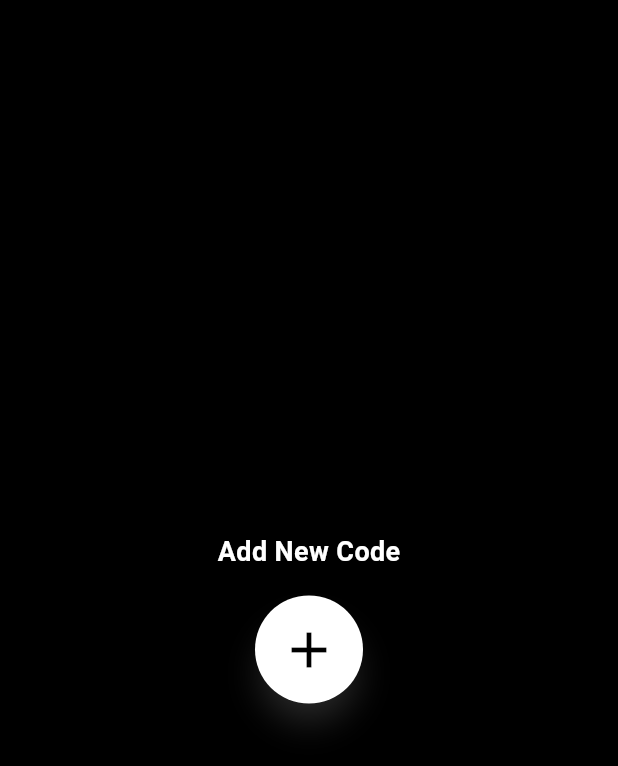
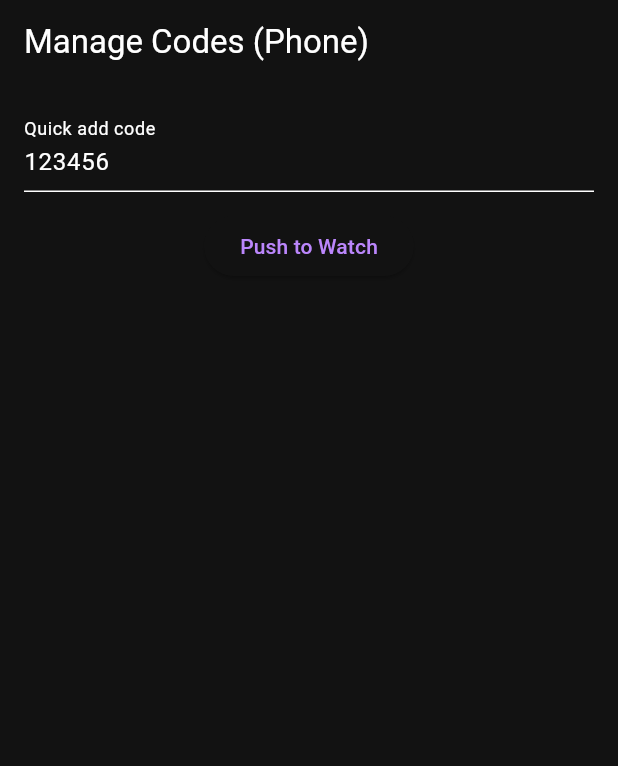
Before and after one commit to techexplorers123/wearcodes, a Flutter app: the screen it shows after launch, on a phone screen of 412 x 824 dp. Shown: the top 766 px of the screen. Run offline on Flutter 3.47's test engine with Material 3 defaults, Android fonts, the phone set to English and light mode, and no system bars; our stand-ins replace barcode_widget, shared_preferences; missing offline and left inert: wear_plus, wearable_rotary.

Commit message:
split files into 2 appsMerge branch 'main' of https://github.com/techexplorers123/wearcodes

```diff
--- /dev/null
+++ b/lib/main_mobile.dart
@@ -0,0 +1,64 @@
+import 'package:flutter/material.dart';
+import 'shared/sync_bridge.dart';
+
+void main() {
+  runApp(const MobileApp());
+}
+
+class MobileApp extends StatelessWidget {
+  const MobileApp({super.key});
+
+  @override
+  Widget build(BuildContext context) {
+    return MaterialApp(
+      title: 'WearCodes Manager',
+      theme: ThemeData(colorScheme: const ColorScheme.dark()),
+      home: const ManagerHome(),
+      debugShowCheckedModeBanner: false,
+    );
+  }
+}
+
+class ManagerHome extends StatefulWidget {
+  const ManagerHome({super.key});
+  @override
+  State<ManagerHome> createState() => _ManagerHomeState();
+}
+
+class _ManagerHomeState extends State<ManagerHome> {
+  final controller = TextEditingController(text: '123456');
+
+  @override
+  Widget build(BuildContext context) {
+    return Scaffold(
+      appBar: AppBar(title: const Text('Manage Codes (Phone)')),
+      body: Padding(
+        padding: const EdgeInsets.all(16),
+        child: Column(
+          children: [
+            TextField(
+              controller: controller,
+              decoration: const InputDecoration(labelText: 'Quick add code'),
+            ),
+            const SizedBox(height: 12),
+            ElevatedButton(
+              onPressed: () async {
+                // Example push: replace this with your real list later.
+                final codes = <Map<String, String>>[
+                  {'name': 'Sample', 'code': controller.text.trim()},
+                ];
+                await SyncBridge.sendCodes(codes);
+                if (context.mounted) {
+                  ScaffoldMessenger.of(context).showSnackBar(
+                    const SnackBar(content: Text('Pushed to watch')),
+                  );
+                }
+              },
+              child: const Text('Push to Watch'),
+            ),
+          ],
+        ),
+      ),
+    );
+  }
+}
--- a/lib/main.dart
+++ b/lib/main_wear.dart
@@ -8,11 +8,11 @@ import 'package:wearable_rotary/wearable_rotary.dart';
 import 'package:flutter/services.dart';
 
 void main() {
-  runApp(const MyApp());
+  runApp(const WearApp());
 }
 
-class MyApp extends StatelessWidget {
-  const MyApp({super.key});
+class WearApp extends StatelessWidget {
+  const WearApp({super.key});
 
   @override
   Widget build(BuildContext context) {
```
Also changed, not shown: 1 other file.
